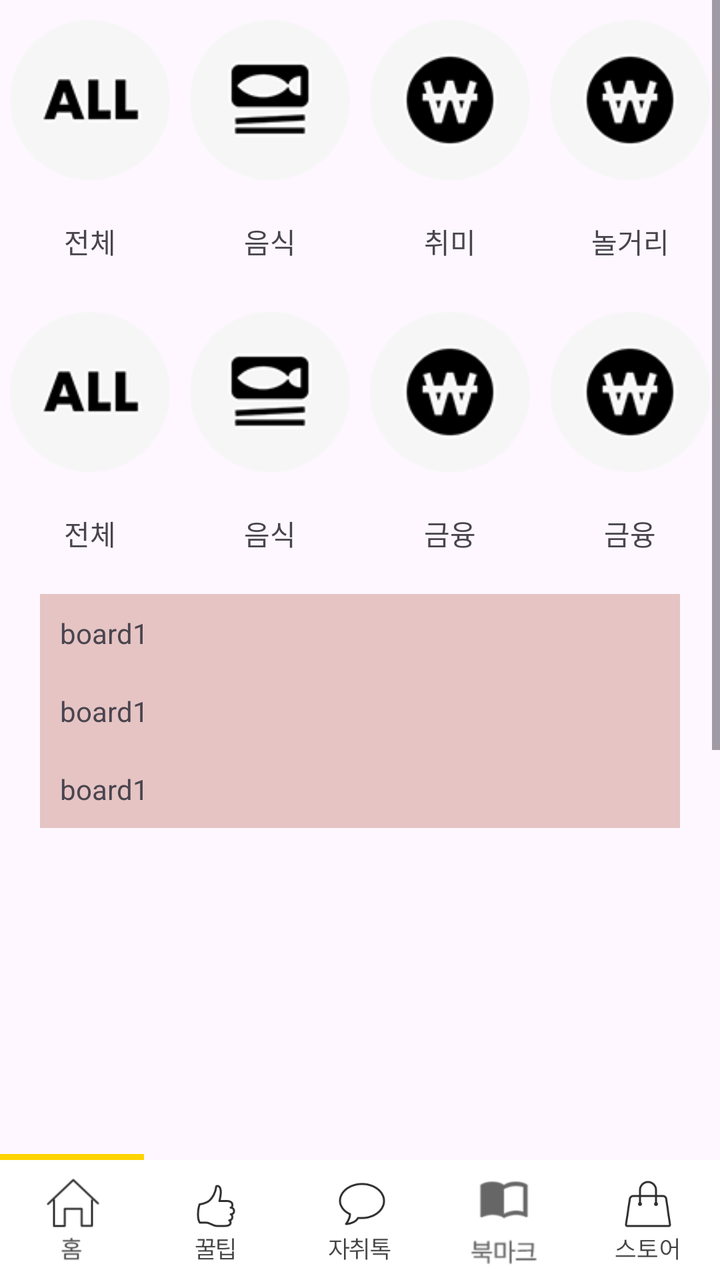
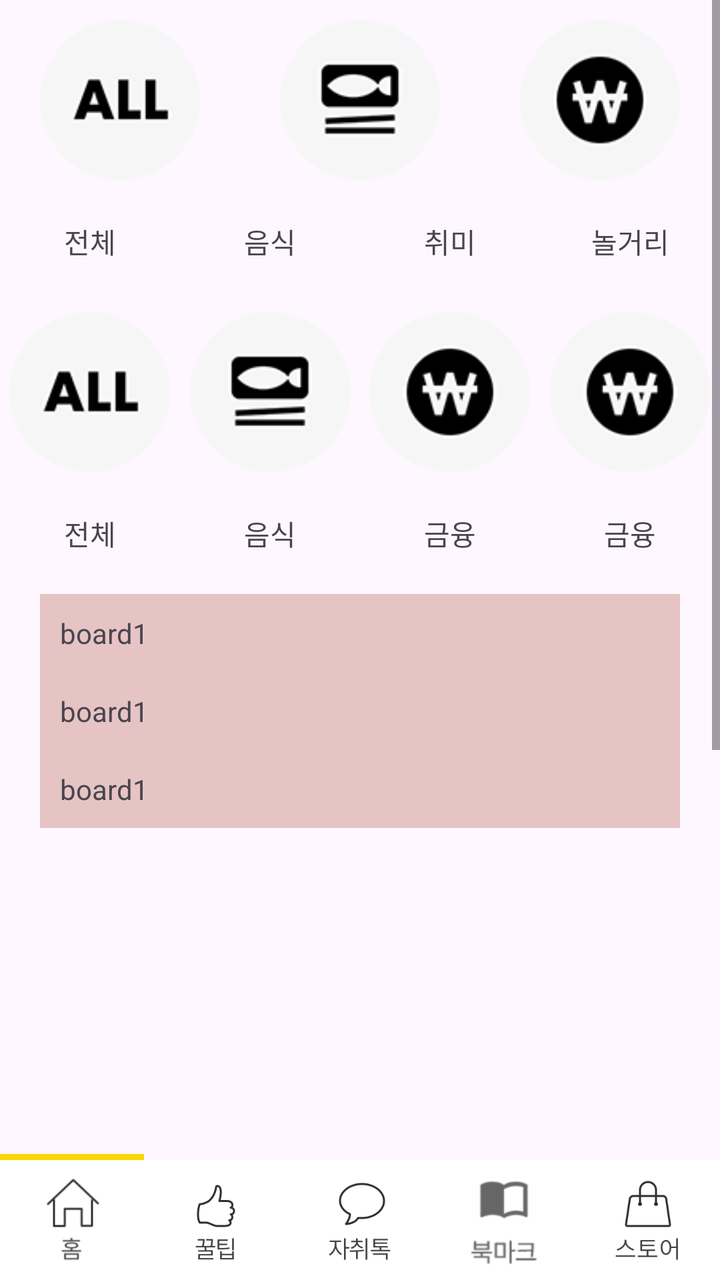

Screens rendered from an Android XML layout before and after an edit, with the pre-edit source and the edit as a unified diff.
<!-- AndroidManifest.xml: application theme Theme.Communityapp -->
<!-- res/layout/fragment_home.xml -->
<?xml version="1.0" encoding="utf-8"?>
<layout xmlns:tools="http://schemas.android.com/tools"
    xmlns:android="http://schemas.android.com/apk/res/android"
    xmlns:app="http://schemas.android.com/apk/res-auto">

    <androidx.constraintlayout.widget.ConstraintLayout
        android:layout_width="match_parent"
        android:layout_height="match_parent">

        <ScrollView
            android:layout_width="match_parent"
            android:layout_height="match_parent">
            
            <LinearLayout
                android:layout_marginTop="10dp"
                android:orientation="vertical"
                android:layout_width="match_parent"
                android:layout_height="match_parent">

                <LinearLayout
                    android:layout_width="match_parent"
                    android:layout_height="150dp">

                    <ImageView
                        android:src="@drawable/main_icon_all"
                        android:layout_weight="1"
                        android:layout_width="80dp"
                        android:layout_height="80dp" />

                    <ImageView
                        android:src="@drawable/main_icon_cook"
                        android:layout_weight="1"
                        android:layout_width="80dp"
                        android:layout_height="80dp" />

                    <ImageView
                        android:src="@drawable/main_icon_economy"
                        android:layout_weight="1"
                        android:layout_width="80dp"
                        android:layout_height="80dp" />

                    <ImageView
                    android:src="@drawable/main_icon_economy"
                    android:layout_weight="1"
                    android:layout_width="80dp"
                    android:layout_height="80dp" />

                </LinearLayout>

                <LinearLayout
                    android:layout_marginTop="-50dp"
                    android:layout_width="match_parent"
                    android:layout_height="wrap_content"
                    tools:ignore="MissingConstraints">

                    <TextView
                        android:text="전체"
                        android:gravity="center"
                        android:layout_weight="1"
                        android:layout_width="match_parent"
                        android:layout_height="wrap_content" />

                    <TextView
                        android:text="음식"
                        android:gravity="center"
                        android:layout_weight="1"
                        android:layout_width="match_parent"
                        android:layout_height="wrap_content" />

                    <TextView
                        android:text="취미"
                        android:gravity="center"
                        android:layout_weight="1"
                        android:layout_width="match_parent"
                        android:layout_height="wrap_content" />

                    <TextView
                        android:text="놀거리"
                        android:gravity="center"
                        android:layout_weight="1"
                        android:layout_width="match_parent"
                        android:layout_height="wrap_content" />
                </LinearLayout>

                <LinearLayout
                    android:layout_marginTop="25dp"
                    android:layout_width="match_parent"
                    android:layout_height="150dp">

                    <ImageView
                        android:src="@drawable/main_icon_all"
                        android:layout_weight="1"
                        android:layout_width="80dp"
                        android:layout_height="80dp" />

                    <ImageView
                        android:src="@drawable/main_icon_cook"
                        android:layout_weight="1"
                        android:layout_width="80dp"
                        android:layout_height="80dp" />

                    <ImageView
                        android:src="@drawable/main_icon_economy"
                        android:layout_weight="1"
                        android:layout_width="80dp"
                        android:layout_height="80dp" />

                    <ImageView
                        android:src="@drawable/main_icon_economy"
                        android:layout_weight="1"
                        android:layout_width="80dp"
                        android:layout_height="80dp" />
                </LinearLayout>

                <LinearLayout
                    android:layout_marginTop="-50dp"
                    android:layout_width="match_parent"
                    android:layout_height="wrap_content"
                    tools:ignore="MissingConstraints">

                    <TextView
                        android:text="전체"
                        android:gravity="center"
                        android:layout_weight="1"
                        android:layout_width="match_parent"
                        android:layout_height="wrap_content" />

                    <TextView
                        android:text="음식"
                        android:gravity="center"
                        android:layout_weight="1"
                        android:layout_width="match_parent"
                        android:layout_height="wrap_content" />

                    <TextView
                        android:text="금융"
                        android:gravity="center"
                        android:layout_weight="1"
                        android:layout_width="match_parent"
                        android:layout_height="wrap_content" />

                    <TextView
                        android:text="금융"
                        android:gravity="center"
                        android:layout_weight="1"
                        android:layout_width="match_parent"
                        android:layout_height="wrap_content" />
                </LinearLayout>

                <LinearLayout
                    android:background="#E6C4C4"
                    android:layout_margin="20dp"
                    android:orientation="vertical"
                    android:layout_width="match_parent"
                    android:layout_height="wrap_content">

                    <TextView
                        android:text="board1"
                        android:layout_margin="10dp"
                        android:layout_width="wrap_content"
                        android:layout_height="wrap_content" />

                    <TextView
                        android:text="board1"
                        android:layout_margin="10dp"
                        android:layout_width="wrap_content"
                        android:layout_height="wrap_content" />

                    <TextView
                        android:text="board1"
                        android:layout_margin="10dp"
                        android:layout_width="wrap_content"
                        android:layout_height="wrap_content" />
                </LinearLayout>
                
                <androidx.recyclerview.widget.RecyclerView
                    android:id="@+id/main_rv"
                    android:layout_width="match_parent"
                    android:layout_height="600dp" />
            </LinearLayout>
        </ScrollView>


        <LinearLayout
            android:layout_width="match_parent"
            android:layout_height="3dp"
            app:layout_constraintBottom_toTopOf="@+id/linearLayout">

            <LinearLayout
                android:background="@color/mainColor"
                android:layout_width="match_parent"
                android:layout_height="match_parent"
                android:layout_weight="1" />

            <LinearLayout
                android:layout_width="match_parent"
                android:layout_height="match_parent"
                android:layout_weight="1" />

            <LinearLayout
                android:layout_width="match_parent"
                android:layout_height="match_parent"
                android:layout_weight="1" />

            <LinearLayout
                android:layout_width="match_parent"
                android:layout_height="match_parent"
                android:layout_weight="1" />

            <LinearLayout
                android:layout_width="match_parent"
                android:layout_height="match_parent"
                android:layout_weight="1" />
        </LinearLayout>

        <LinearLayout
            android:id="@+id/linearLayout"
            android:layout_width="match_parent"
            android:layout_height="60dp"
            android:background="@color/white"
            android:weightSum="5"
            app:layout_constraintBottom_toBottomOf="parent">

            <ImageView
                android:id="@+id/homeTap"
                android:layout_width="match_parent"
                android:layout_height="wrap_content"
                android:layout_weight="1"
                android:src="@drawable/bottom_hometap" />

            <ImageView
                android:id="@+id/tipTap"
                android:layout_width="match_parent"
                android:layout_height="wrap_content"
                android:layout_weight="1"
                android:src="@drawable/bottom_goodtip" />

            <ImageView
                android:id="@+id/talkTap"
                android:layout_width="match_parent"
                android:layout_height="wrap_content"
                android:layout_weight="1"
                android:src="@drawable/bottom_talk" />

            <ImageView
                android:id="@+id/bookmarkTap"
                android:layout_width="match_parent"
                android:layout_height="wrap_content"
                android:layout_weight="1"
                android:src="@drawable/bottom_bookmark" />

            <ImageView
                android:id="@+id/storeTap"
                android:layout_width="match_parent"
                android:layout_height="wrap_content"
                android:layout_weight="1"
                android:src="@drawable/bottom_store" />
        </LinearLayout>
    </androidx.constraintlayout.widget.ConstraintLayout>
</layout>
<!-- resources referenced by this layout -->
<resources>
  <color name="mainColor">#ffd400</color>
  <color name="white">#FFFFFFFF</color>
  <!-- drawable bottom_bookmark: png bitmap (drawable, 7077 bytes) -->
  <!-- drawable bottom_goodtip: png bitmap (drawable, 6181 bytes) -->
  <!-- drawable bottom_hometap: png bitmap (drawable, 2425 bytes) -->
  <!-- drawable bottom_store: png bitmap (drawable, 6477 bytes) -->
  <!-- drawable bottom_talk: png bitmap (drawable, 7514 bytes) -->
  <!-- drawable main_icon_all: png bitmap (drawable, 2617 bytes) -->
  <!-- drawable main_icon_cook: png bitmap (drawable, 3089 bytes) -->
  <!-- drawable main_icon_economy: png bitmap (drawable, 3728 bytes) -->
  <style name="Theme.Communityapp" parent="Base.Theme.Communityapp" />
  <style name="Base.Theme.Communityapp" parent="Theme.Material3.DayNight.NoActionBar">
          
           <item name="colorPrimaryVariant">@color/mainColor</item>
      </style>
</resources>

<!-- the commit's change to res/layout/fragment_home.xml (unified diff, before → after) -->
@@ -39,11 +39,7 @@
                         android:layout_width="80dp"
                         android:layout_height="80dp" />
 
-                    <ImageView
-                    android:src="@drawable/main_icon_economy"
-                    android:layout_weight="1"
-                    android:layout_width="80dp"
-                    android:layout_height="80dp" />
+
 
                 </LinearLayout>
 
